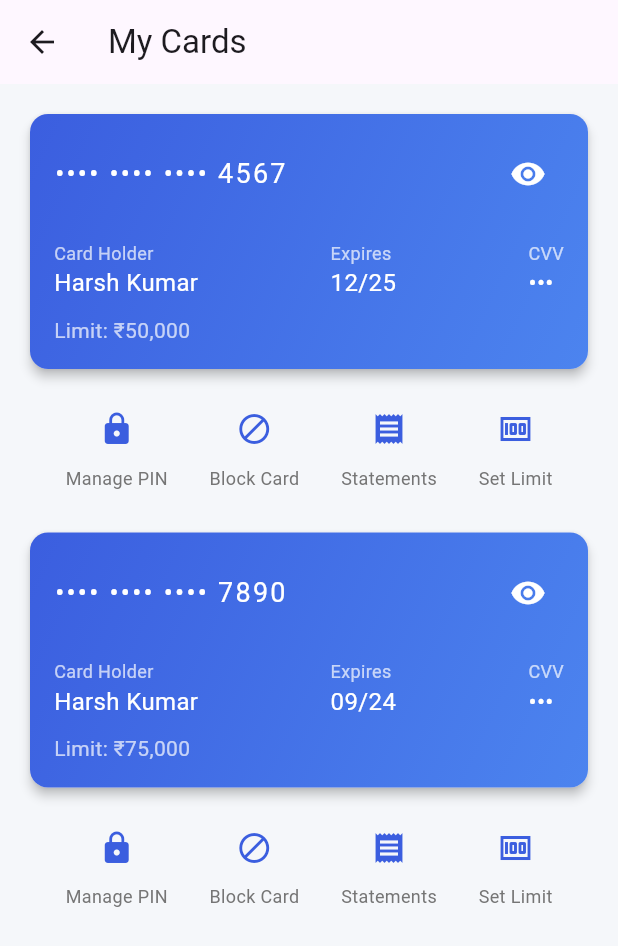
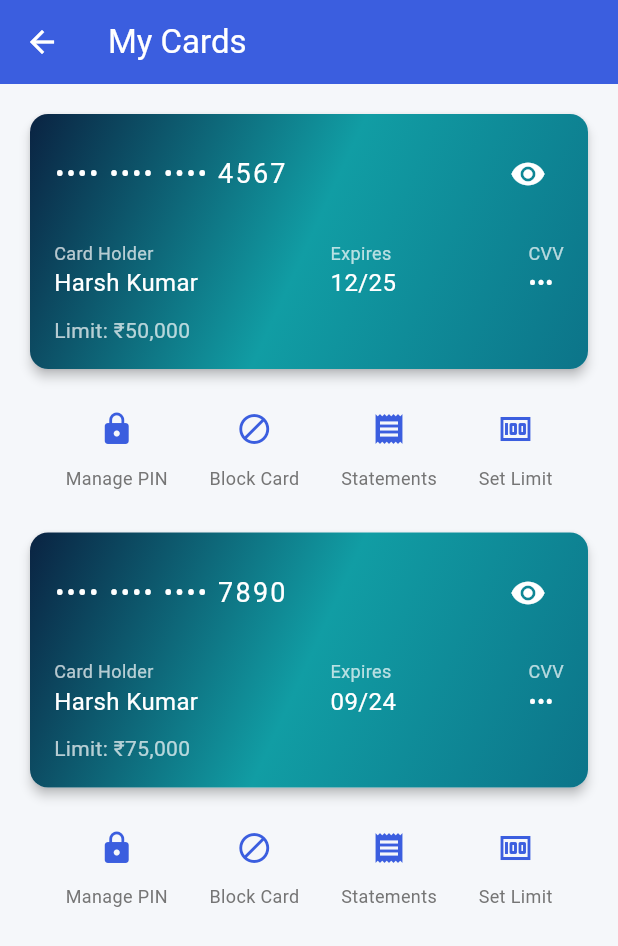
Before and after one commit to manya7s/canbank, a Flutter app: the CardsPage screen opened directly, on a phone screen of 412 x 824 dp. Shown: the top 946 px of the screen. Run offline on Flutter 3.47's test engine with Material 3 defaults, Android fonts, the phone set to English and light mode, and no system bars.

Commit message:
Update card_page.dart

```diff
--- a/lib/screens/card_page.dart
+++ b/lib/screens/card_page.dart
@@ -41,7 +41,9 @@ class _CardsPageState extends State<CardsPage> {
   Widget build(BuildContext context) {
     return Scaffold(
       appBar: AppBar(
-        title: Text("My Cards"),
+        title: Text("My Cards", style: TextStyle(color: Colors.white)),
+        backgroundColor: Color(0xFF3B5EDF),
+        iconTheme: IconThemeData(color: Colors.white),
       ),
       body: ListView(
         padding: EdgeInsets.all(16),
@@ -60,7 +62,7 @@ class _CardsPageState extends State<CardsPage> {
                     gradient: LinearGradient(
                       begin: Alignment.topLeft,
                       end: Alignment.bottomRight,
-                      colors: [Color(0xFF3B5EDF), Color(0xFF4C84EF)],
+                      colors: [Color(0xFF0A2342), Color(0xFF119DA4), Color(0xFF0C7489)],
                     ),
                     borderRadius: BorderRadius.circular(12),
                   ),
```
